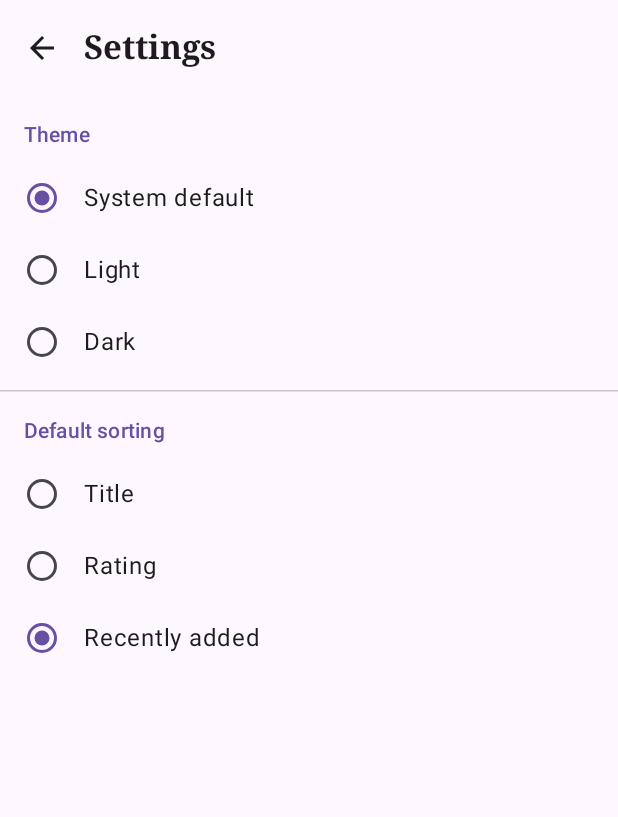
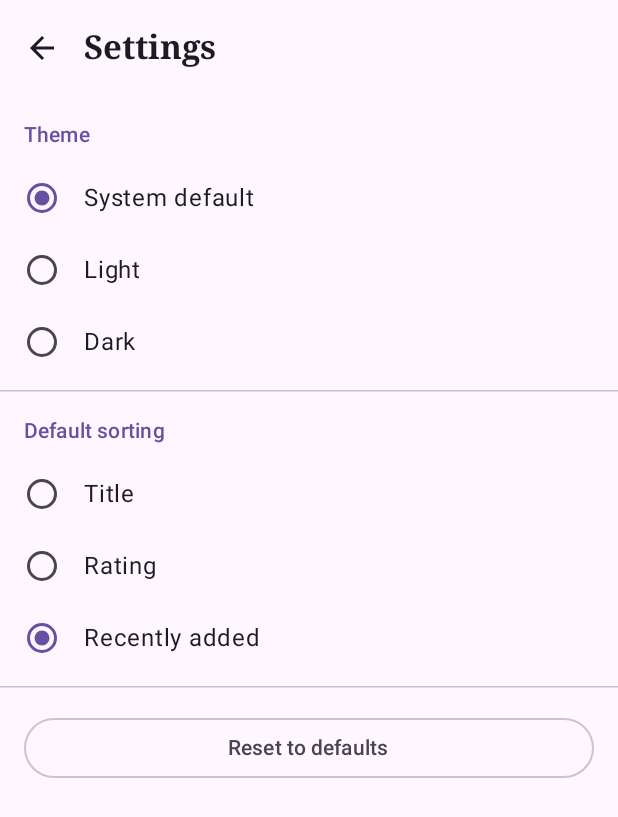
Before and after one commit to 240103071/BookShelf, an Android app built with Jetpack Compose: the SettingsScreen screen opened through its navigation route, on a phone screen of 412 x 824 dp. Shown: the top 817 px of the screen. Run offline under Robolectric (Android 15) with nearby library versions, the phone set to English and light mode, and no system bars; our stand-ins replace Room's generated code.

Commit message:
Baptaulardy qalpyna keltiru batyrmasy qosyldy

```diff
--- a/app/src/main/java/kz/mitu/bookshelf/data/settings/SettingsRepository.kt
+++ b/app/src/main/java/kz/mitu/bookshelf/data/settings/SettingsRepository.kt
@@ -22,6 +22,8 @@ interface SettingsRepository {
     suspend fun setDarkTheme(darkTheme: Boolean?)
 
     suspend fun setSortOption(sortOption: SortOption)
+
+    suspend fun resetSettings()
 }
 
 class DataStoreSettingsRepository(context: Context) : SettingsRepository {
@@ -46,6 +48,10 @@ class DataStoreSettingsRepository(context: Context) : SettingsRepository {
         dataStore.edit { prefs -> prefs[SORT_OPTION] = sortOption.name }
     }
 
+    override suspend fun resetSettings() {
+        dataStore.edit { prefs -> prefs.clear() }
+    }
+
     private companion object {
         val DARK_THEME = booleanPreferencesKey("dark_theme")
         val SORT_OPTION = stringPreferencesKey("sort_option")
--- a/app/src/main/java/kz/mitu/bookshelf/navigation/AppNavHost.kt
+++ b/app/src/main/java/kz/mitu/bookshelf/navigation/AppNavHost.kt
@@ -129,6 +129,7 @@ fun AppNavHost(
                 sortOption = state.sortOption,
                 onDarkThemeChange = viewModel::onDarkThemeChange,
                 onSortOptionChange = viewModel::onSortOptionChange,
+                onResetClick = viewModel::onResetSettings,
                 onBackClick = { navController.popBackStack() }
             )
         }
--- a/app/src/main/java/kz/mitu/bookshelf/ui/screens/settings/SettingsScreen.kt
+++ b/app/src/main/java/kz/mitu/bookshelf/ui/screens/settings/SettingsScreen.kt
@@ -12,6 +12,7 @@ import androidx.compose.foundation.selection.selectableGroup
 import androidx.compose.foundation.verticalScroll
 import androidx.compose.material3.HorizontalDivider
 import androidx.compose.material3.MaterialTheme
+import androidx.compose.material3.OutlinedButton
 import androidx.compose.material3.RadioButton
 import androidx.compose.material3.Scaffold
 import androidx.compose.material3.Text
@@ -39,6 +40,7 @@ fun SettingsScreen(
     sortOption: SortOption,
     onDarkThemeChange: (Boolean?) -> Unit,
     onSortOptionChange: (SortOption) -> Unit,
+    onResetClick: () -> Unit,
     onBackClick: () -> Unit,
     modifier: Modifier = Modifier
 ) {
@@ -81,6 +83,17 @@ fun SettingsScreen(
                     )
                 }
             }
+
+            HorizontalDivider(modifier = Modifier.padding(vertical = 8.dp))
+
+            OutlinedButton(
+                onClick = onResetClick,
+                modifier = Modifier
+                    .fillMaxWidth()
+                    .padding(horizontal = 16.dp, vertical = 8.dp)
+            ) {
+                Text(text = stringResource(R.string.settings_reset))
+            }
         }
     }
 }
@@ -122,6 +135,7 @@ private fun SettingsScreenPreview() {
             sortOption = SortOption.RECENTLY_ADDED,
             onDarkThemeChange = {},
             onSortOptionChange = {},
+            onResetClick = {},
             onBackClick = {}
         )
     }
--- a/app/src/main/java/kz/mitu/bookshelf/ui/screens/settings/SettingsViewModel.kt
+++ b/app/src/main/java/kz/mitu/bookshelf/ui/screens/settings/SettingsViewModel.kt
@@ -43,6 +43,10 @@ class SettingsViewModel(
         viewModelScope.launch { settingsRepository.setSortOption(sortOption) }
     }
 
+    fun onResetSettings() {
+        viewModelScope.launch { settingsRepository.resetSettings() }
+    }
+
     companion object {
         val Factory: ViewModelProvider.Factory = viewModelFactory {
             initializer {
--- a/app/src/main/res/values/strings.xml
+++ b/app/src/main/res/values/strings.xml
@@ -71,6 +71,7 @@
     <string name="theme_light">Light</string>
     <string name="theme_dark">Dark</string>
     <string name="settings_default_sort">Default sorting</string>
+    <string name="settings_reset">Reset to defaults</string>
 
     <!-- Online search -->
     <string name="add_to_library">Add to library</string>
```
Also changed, not shown: 2 other files.
